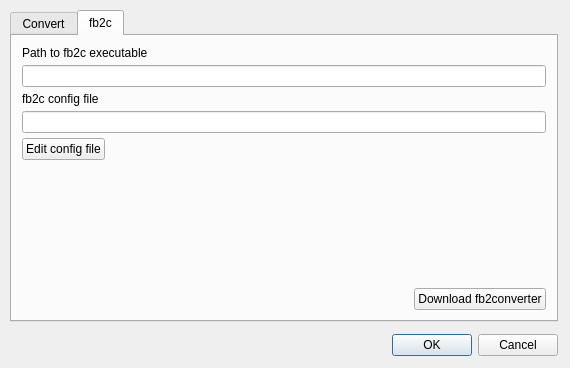
This is src/designer/convertdialog.ui in dnkorpushov/libro2 as Qt 5 draws it before an edit. The edited form follows.
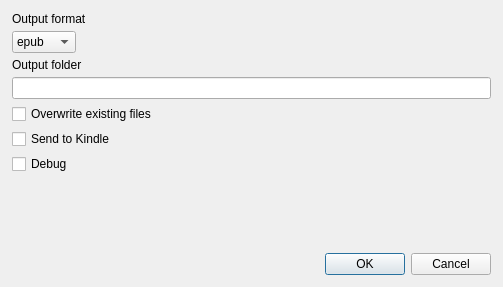
This is the edited form. The open tabs and pages were chosen to show the change. Custom widgets are drawn as their Qt base class.

Patch:
```diff
--- a/src/designer/convertdialog.ui
+++ b/src/designer/convertdialog.ui
@@ -6,53 +6,28 @@
    <rect>
     <x>0</x>
     <y>0</y>
-    <width>570</width>
-    <height>368</height>
+    <width>503</width>
+    <height>287</height>
    </rect>
   </property>
   <property name="windowTitle">
    <string>Convert</string>
   </property>
-  <layout class="QVBoxLayout" name="verticalLayout_2">
-   <property name="spacing">
-    <number>12</number>
-   </property>
-   <property name="leftMargin">
-    <number>10</number>
-   </property>
-   <property name="topMargin">
-    <number>10</number>
-   </property>
-   <property name="rightMargin">
-    <number>12</number>
-   </property>
-   <property name="bottomMargin">
-    <number>12</number>
-   </property>
-   <item>
-    <widget class="QTabWidget" name="tabWidget">
-     <property name="currentIndex">
-      <number>0</number>
-     </property>
-     <widget class="QWidget" name="tab">
-      <attribute name="title">
-       <string>Convert</string>
-      </attribute>
-      <layout class="QVBoxLayout" name="verticalLayout" stretch="0,0,0,0,1,0,0,0">
+  <layout class="QVBoxLayout" name="verticalLayout">
        <property name="spacing">
         <number>5</number>
        </property>
        <property name="leftMargin">
-        <number>10</number>
+    <number>12</number>
        </property>
        <property name="topMargin">
-        <number>10</number>
+    <number>12</number>
        </property>
        <property name="rightMargin">
-        <number>10</number>
+    <number>12</number>
        </property>
        <property name="bottomMargin">
-        <number>10</number>
+    <number>12</number>
        </property>
        <item>
         <widget class="QLabel" name="label">
@@ -138,113 +113,6 @@
          </property>
         </spacer>
        </item>
-      </layout>
-     </widget>
-     <widget class="QWidget" name="tab_2">
-      <attribute name="title">
-       <string>fb2c</string>
-      </attribute>
-      <layout class="QVBoxLayout" name="verticalLayout_3">
-       <property name="spacing">
-        <number>5</number>
-       </property>
-       <property name="leftMargin">
-        <number>10</number>
-       </property>
-       <property name="topMargin">
-        <number>10</number>
-       </property>
-       <property name="rightMargin">
-        <number>10</number>
-       </property>
-       <property name="bottomMargin">
-        <number>10</number>
-       </property>
-       <item>
-        <widget class="QLabel" name="label_3">
-         <property name="text">
-          <string>Path to fb2c executable</string>
-         </property>
-        </widget>
-       </item>
-       <item>
-        <widget class="FilePicker" name="textConverterPath"/>
-       </item>
-       <item>
-        <widget class="QLabel" name="label_4">
-         <property name="text">
-          <string>fb2c config file</string>
-         </property>
-        </widget>
-       </item>
-       <item>
-        <widget class="FilePicker" name="textConverterConfig"/>
-       </item>
-       <item>
-        <layout class="QHBoxLayout" name="horizontalLayout">
-         <item>
-          <widget class="QPushButton" name="btnEditConfig">
-           <property name="text">
-            <string>Edit config file</string>
-           </property>
-          </widget>
-         </item>
-         <item>
-          <spacer name="horizontalSpacer">
-           <property name="orientation">
-            <enum>Qt::Horizontal</enum>
-           </property>
-           <property name="sizeHint" stdset="0">
-            <size>
-             <width>38</width>
-             <height>20</height>
-            </size>
-           </property>
-          </spacer>
-         </item>
-        </layout>
-       </item>
-       <item>
-        <spacer name="verticalSpacer_2">
-         <property name="orientation">
-          <enum>Qt::Vertical</enum>
-         </property>
-         <property name="sizeHint" stdset="0">
-          <size>
-           <width>20</width>
-           <height>40</height>
-          </size>
-         </property>
-        </spacer>
-       </item>
-       <item>
-        <layout class="QHBoxLayout" name="horizontalLayout_2">
-         <item>
-          <spacer name="horizontalSpacer_2">
-           <property name="orientation">
-            <enum>Qt::Horizontal</enum>
-           </property>
-           <property name="sizeHint" stdset="0">
-            <size>
-             <width>40</width>
-             <height>20</height>
-            </size>
-           </property>
-          </spacer>
-         </item>
-         <item>
-          <widget class="QPushButton" name="btnDowloadConverter">
-           <property name="text">
-            <string>Download fb2converter</string>
-           </property>
-          </widget>
-         </item>
-        </layout>
-       </item>
-      </layout>
-     </widget>
-    </widget>
-   </item>
    <item>
     <widget class="QDialogButtonBox" name="buttonBox">
      <property name="orientation">
@@ -263,11 +131,6 @@
    <extends>QLineEdit</extends>
    <header>.customcontrols.h</header>
   </customwidget>
-  <customwidget>
-   <class>FilePicker</class>
-   <extends>QLineEdit</extends>
-   <header>.customcontrols.h</header>
-  </customwidget>
  </customwidgets>
  <resources/>
  <connections>
```
Left out of the diff: 32 changed lines with no effect on the pictures. Lines whose indentation alone changed are shown as unchanged.
